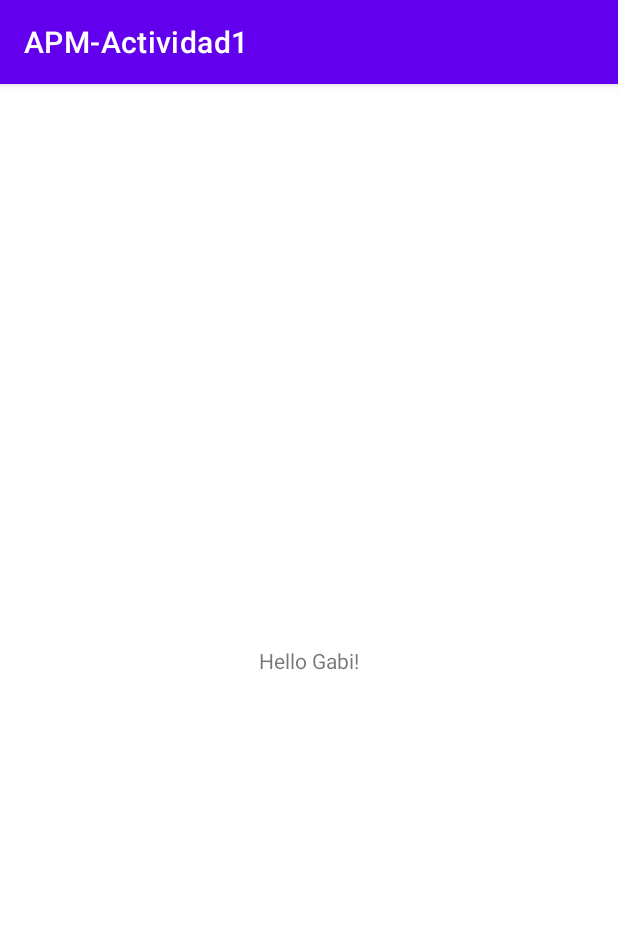
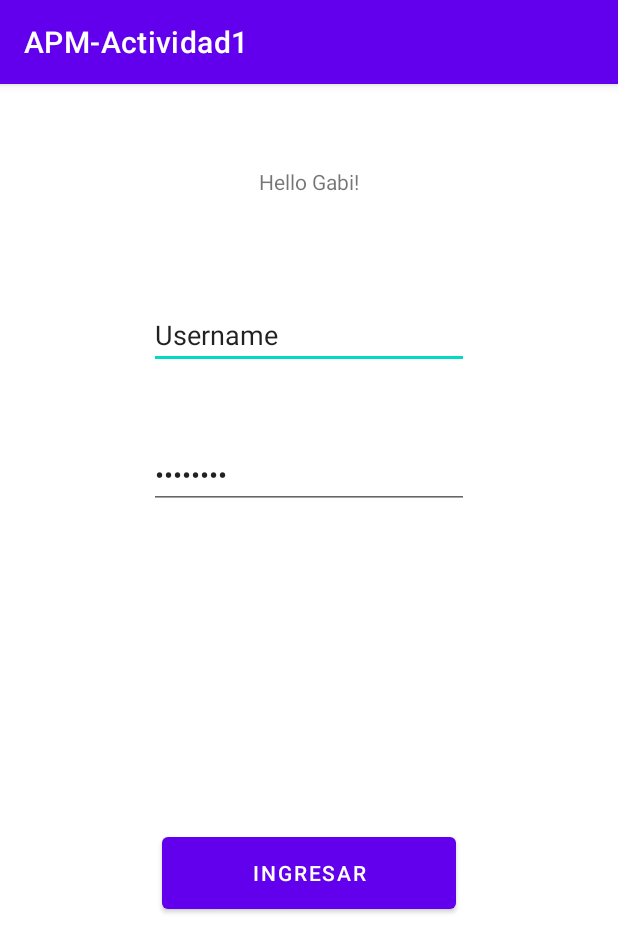
Before and after one commit to GabScarafia/APM-Actividad1, an Android app: the screen it shows after launch (MainActivity), on a phone screen of 412 x 824 dp. Shown: the top 952 px of the screen. Run offline under Robolectric (Android 15) with nearby library versions, the phone set to English and light mode, and no system bars.

Commit message:
Avanzamos en eso
Eso

```diff
--- a/app/src/main/java/com/example/apm_actividad1/MainActivity.kt
+++ b/app/src/main/java/com/example/apm_actividad1/MainActivity.kt
@@ -2,10 +2,42 @@ package com.example.apm_actividad1
 
 import androidx.appcompat.app.AppCompatActivity
 import android.os.Bundle
+import android.view.View
+import android.widget.Button
+import android.widget.EditText
+import android.widget.TextView
 
 class MainActivity : AppCompatActivity() {
+    private val username = "Juan Torres";
+    private val password = "1234utn";
+    private lateinit var usernameBox: EditText;
+    private lateinit var passwordBox: EditText;
+    private lateinit var loginButton: Button;
+
+
     override fun onCreate(savedInstanceState: Bundle?) {
         super.onCreate(savedInstanceState)
         setContentView(R.layout.activity_main)
+        usernameBox = findViewById(R.id.username)
+        passwordBox = findViewById(R.id.password)
+        loginButton = findViewById(R.id.loginButton)
+
+        loginButton.setOnClickListener {
+            val inputUsername = usernameBox.text.toString()
+            val inputPassword = passwordBox.text.toString()
+
+            if (inputUsername == username && inputPassword == password) {
+                // Datos ingresados correctamente, mostrar la pantalla de bienvenida
+                // TODO: Implementar la lógica para mostrar la pantalla de bienvenida
+
+            } else {
+                // Datos ingresados incorrectos, mostrar mensaje de error
+                usernameBox.visibility = View.INVISIBLE
+            }
+        }
+
+       /* register_button.setOnClickListener {
+            // TODO: Implementar la lógica para registrar nuevos usuarios
+        }*/
     }
 }
--- a/app/src/main/res/layout/activity_main.xml
+++ b/app/src/main/res/layout/activity_main.xml
@@ -7,12 +7,50 @@
     tools:context=".MainActivity">
 
     <TextView
+        android:id="@+id/textView"
         android:layout_width="wrap_content"
         android:layout_height="wrap_content"
         android:text="Hello Gabi!"
         app:layout_constraintBottom_toBottomOf="parent"
         app:layout_constraintEnd_toEndOf="parent"
         app:layout_constraintStart_toStartOf="parent"
-        app:layout_constraintTop_toTopOf="parent" />
+        app:layout_constraintTop_toTopOf="parent"
+        app:layout_constraintVertical_bias="0.074" />
+
+    <EditText
+        android:id="@+id/username"
+        android:layout_width="wrap_content"
+        android:layout_height="wrap_content"
+        android:ems="10"
+        android:inputType="textPersonName"
+        android:text="Username"
+        app:layout_constraintBottom_toBottomOf="parent"
+        app:layout_constraintEnd_toEndOf="parent"
+        app:layout_constraintStart_toStartOf="parent"
+        app:layout_constraintTop_toTopOf="parent"
+        app:layout_constraintVertical_bias="0.2" />
+
+    <EditText
+        android:id="@+id/password"
+        android:layout_width="wrap_content"
+        android:layout_height="wrap_content"
+        android:ems="10"
+        android:inputType="textPassword"
+        android:text="Password"
+        app:layout_constraintBottom_toBottomOf="parent"
+        app:layout_constraintEnd_toEndOf="parent"
+        app:layout_constraintStart_toStartOf="parent"
+        app:layout_constraintTop_toTopOf="parent"
+        app:layout_constraintVertical_bias="0.329" />
+
+    <Button
+        android:id="@+id/loginButton"
+        android:layout_width="196dp"
+        android:layout_height="60dp"
+        android:text="Ingresar"
+        app:layout_constraintBottom_toBottomOf="parent"
+        app:layout_constraintEnd_toEndOf="parent"
+        app:layout_constraintStart_toStartOf="parent"
+        app:layout_constraintTop_toBottomOf="@+id/password" />
 
 </androidx.constraintlayout.widget.ConstraintLayout>
```
